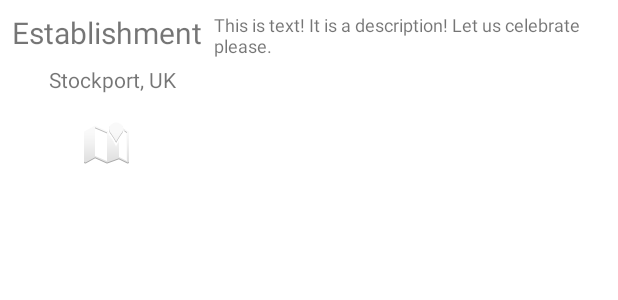
After one commit to Carkzis/Silenus, an Android app: the layout your_review_item.xml on its own in the app's theme, with its tools: preview values and no code run, on a phone screen of 412 x 824 dp. The commit adds this screen. Shown: the top 300 px of the screen. Run offline under Robolectric (Android 15) with nearby library versions, the phone set to English and light mode, and no system bars; Roboto replaces fonts that are not available here.

Commit message:
Added fragment, viewmodel and recylcerview item for member's reviews

```diff
--- a/app/src/main/java/com/carkzis/android/silenus/MainActivity.kt
+++ b/app/src/main/java/com/carkzis/android/silenus/MainActivity.kt
@@ -24,5 +24,4 @@ class MainActivity : AppCompatActivity() {
             FirebaseFunctions.getInstance().useEmulator("10.0.2.2", 5001)
         }
     }
-
 }
--- a/app/src/main/res/layout/fragment_welcome.xml
+++ b/app/src/main/res/layout/fragment_welcome.xml
@@ -98,6 +98,8 @@
 
     </LinearLayout>
 
+
+
   </androidx.constraintlayout.widget.ConstraintLayout>
 
 </layout>
--- /dev/null
+++ b/app/src/main/res/layout/your_review_item.xml
@@ -0,0 +1,69 @@
+<?xml version="1.0" encoding="utf-8"?>
+<layout xmlns:android="http://schemas.android.com/apk/res/android"
+  xmlns:app="http://schemas.android.com/apk/res-auto"
+  xmlns:tools="http://schemas.android.com/tools">
+
+  <data>
+    <import type="android.view.View" />
+    <import type="androidx.core.content.ContextCompat" />
+    <variable
+      name="yourReviewsViewModel"
+      type="com.carkzis.android.silenus.data.YourReview" />
+  </data>
+
+  <androidx.constraintlayout.widget.ConstraintLayout
+    android:layout_width="match_parent"
+    android:layout_height="128dp">
+
+    <TextView
+      android:id="@+id/your_rev_establishment"
+      android:layout_width="wrap_content"
+      android:layout_height="wrap_content"
+      android:layout_marginStart="8dp"
+      android:layout_marginTop="8dp"
+      android:textSize="20sp"
+      app:layout_constraintStart_toStartOf="parent"
+      app:layout_constraintTop_toTopOf="parent"
+      tools:text="Establishment" />
+
+    <TextView
+      android:id="@+id/your_rev_location"
+      android:layout_width="wrap_content"
+      android:layout_height="wrap_content"
+      android:layout_marginStart="8dp"
+      android:layout_marginTop="8dp"
+      app:layout_constraintEnd_toStartOf="@+id/textView2"
+      app:layout_constraintStart_toStartOf="parent"
+      app:layout_constraintTop_toBottomOf="@+id/your_rev_establishment"
+      tools:text="Stockport, UK" />
+
+    <TextView
+      android:id="@+id/textView2"
+      android:layout_width="0dp"
+      android:layout_height="0dp"
+      android:layout_marginStart="8dp"
+      android:layout_marginTop="8dp"
+      android:layout_marginEnd="8dp"
+      android:layout_marginBottom="8dp"
+      android:textSize="12sp"
+      app:layout_constraintBottom_toBottomOf="parent"
+      app:layout_constraintEnd_toEndOf="parent"
+      app:layout_constraintStart_toEndOf="@+id/your_rev_establishment"
+      app:layout_constraintTop_toTopOf="parent"
+      tools:text="This is text! It is a description! Let us celebrate please." />
+
+    <ImageView
+      android:id="@+id/imageView2"
+      android:layout_width="wrap_content"
+      android:layout_height="wrap_content"
+      app:layout_constraintBottom_toBottomOf="parent"
+      app:layout_constraintEnd_toStartOf="@+id/textView2"
+      app:layout_constraintStart_toStartOf="parent"
+      app:layout_constraintTop_toBottomOf="@+id/your_rev_location"
+      app:srcCompat="@android:drawable/ic_dialog_map" />
+
+
+  </androidx.constraintlayout.widget.ConstraintLayout>
+
+
+</layout>
```
Also changed, not shown: app/src/main/java/com/carkzis/android/silenus/data/Models.kt (added, +13 -0 lines), app/src/main/java/com/carkzis/android/silenus/review/YourReviewsFragment.kt (added, +37 -0 lines), app/src/main/java/com/carkzis/android/silenus/review/YourReviewsViewModel.kt (added, +17 -0 lines), app/src/main/res/layout/fragment_your_reviews.xml (added, +26 -0 lines).
